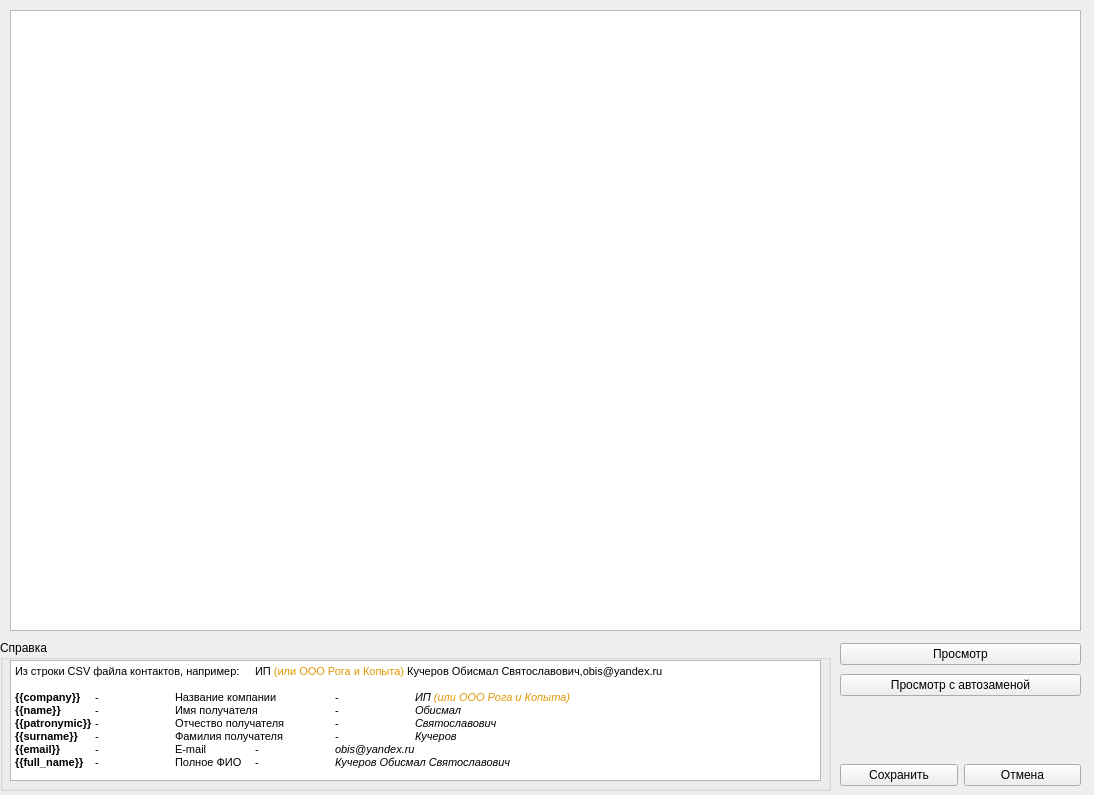
First picture: the form in editor.ui, repository almaz8811/Sendler, before the edit.
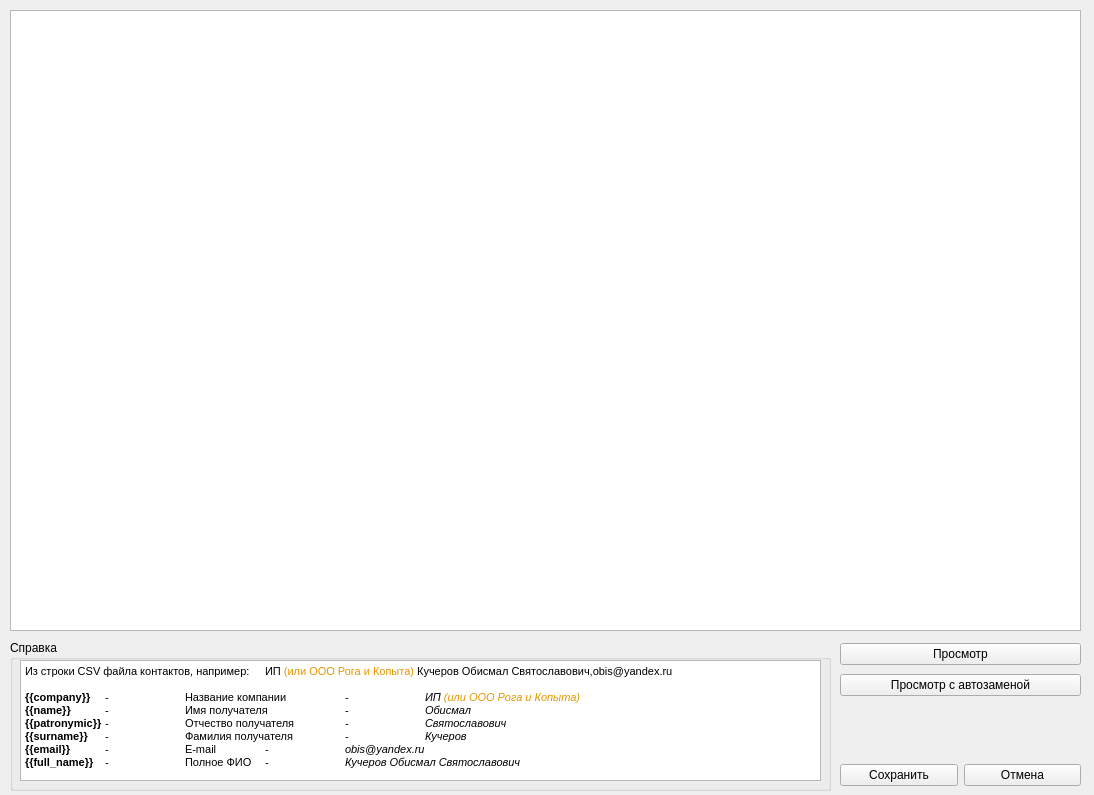
Second picture: the form after the edit.

Commit message: Типизация аргументов

Patch:
```diff
--- a/editor.ui
+++ b/editor.ui
@@ -86,9 +86,9 @@
    <widget class="QGroupBox" name="groupBox">
     <property name="geometry">
      <rect>
-      <x>0</x>
+      <x>10</x>
       <y>640</y>
-      <width>831</width>
+      <width>821</width>
       <height>151</height>
      </rect>
     </property>
@@ -100,7 +100,7 @@
       <rect>
        <x>10</x>
        <y>20</y>
-       <width>811</width>
+       <width>801</width>
        <height>121</height>
       </rect>
      </property>
```
The commit also changes 2 other files.
